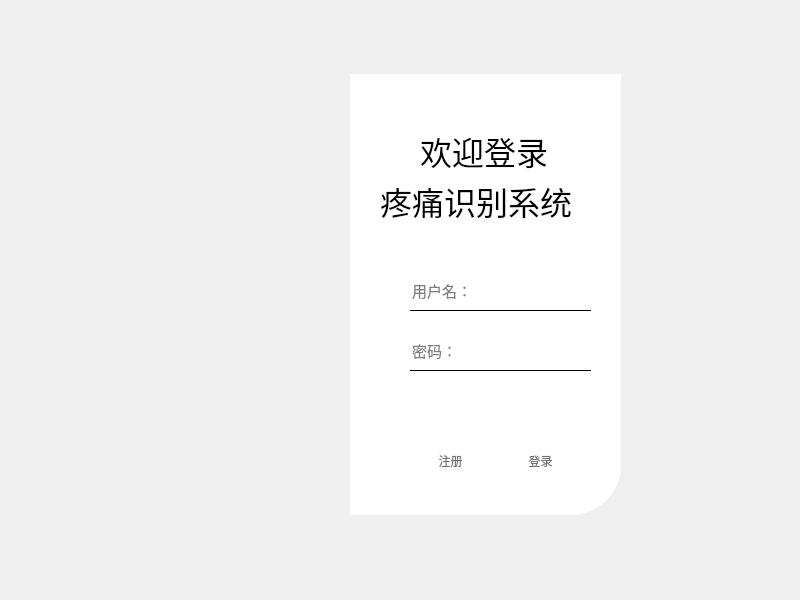
The window that login.ui (BlockZachary/2022_electric_game) describes before a commit, drawn with Qt 5.
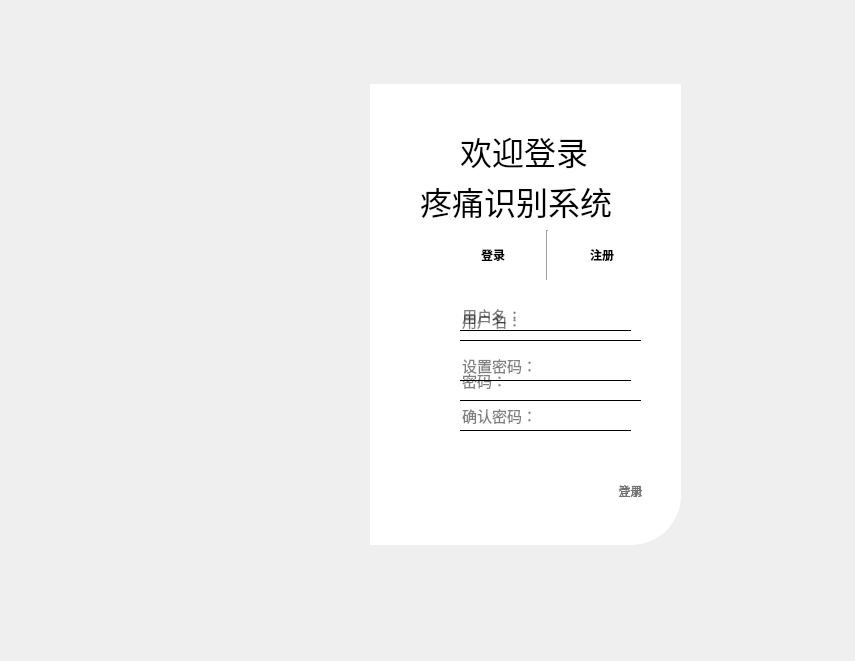
The same window after the commit. Icons and pictures are not drawn.

Patch:
```diff
--- a/login.ui
+++ b/login.ui
@@ -6,8 +6,8 @@
    <rect>
     <x>0</x>
     <y>0</y>
-    <width>800</width>
-    <height>600</height>
+    <width>855</width>
+    <height>661</height>
    </rect>
   </property>
   <property name="windowTitle">
@@ -17,10 +17,10 @@
    <widget class="QLabel" name="label">
     <property name="geometry">
      <rect>
-      <x>130</x>
-      <y>70</y>
-      <width>250</width>
-      <height>450</height>
+      <x>150</x>
+      <y>80</y>
+      <width>261</width>
+      <height>471</height>
      </rect>
     </property>
     <property name="styleSheet">
@@ -34,10 +34,10 @@
    <widget class="QLabel" name="label_2">
     <property name="geometry">
      <rect>
-      <x>350</x>
-      <y>74</y>
-      <width>271</width>
-      <height>441</height>
+      <x>370</x>
+      <y>84</y>
+      <width>311</width>
+      <height>461</height>
      </rect>
     </property>
     <property name="styleSheet">
@@ -52,7 +52,7 @@
    <widget class="QLabel" name="label_3">
     <property name="geometry">
      <rect>
-      <x>420</x>
+      <x>460</x>
       <y>120</y>
       <width>161</width>
       <height>61</height>
@@ -83,7 +83,7 @@
    <widget class="QLabel" name="label_4">
     <property name="geometry">
      <rect>
-      <x>380</x>
+      <x>420</x>
       <y>170</y>
       <width>241</width>
       <height>61</height>
@@ -111,11 +111,155 @@
      <string>疼痛识别系统</string>
     </property>
    </widget>
-   <widget class="QLineEdit" name="lineEdit">
+   <widget class="QPushButton" name="close_btn">
     <property name="geometry">
      <rect>
-      <x>410</x>
-      <y>270</y>
+      <x>650</x>
+      <y>90</y>
+      <width>30</width>
+      <height>30</height>
+     </rect>
+    </property>
+    <property name="styleSheet">
+     <string notr="true">QPushButton {
+	border:none;
+}
+QPushButton:pressed{
+	padding-top:5px;
+}</string>
+    </property>
+    <property name="text">
+     <string/>
+    </property>
+    <property name="icon">
+     <iconset resource="resource_login.qrc">
+      <normaloff>:/icons/素材库/exit.ico</normaloff>:/icons/素材库/exit.ico</iconset>
+    </property>
+    <property name="iconSize">
+     <size>
+      <width>32</width>
+      <height>32</height>
+     </size>
+    </property>
+   </widget>
+   <widget class="QWidget" name="widget" native="true">
+    <property name="geometry">
+     <rect>
+      <x>440</x>
+      <y>230</y>
+      <width>215</width>
+      <height>50</height>
+     </rect>
+    </property>
+    <layout class="QHBoxLayout" name="horizontalLayout">
+     <property name="spacing">
+      <number>0</number>
+     </property>
+     <item>
+      <widget class="QPushButton" name="logins">
+       <property name="font">
+        <font>
+         <weight>75</weight>
+         <bold>true</bold>
+        </font>
+       </property>
+       <property name="styleSheet">
+        <string notr="true">QPushButton{
+	border:none;
+}
+
+QPushButton:focus{
+	color: rgb(186, 186, 186);
+}</string>
+       </property>
+       <property name="text">
+        <string>登录</string>
+       </property>
+      </widget>
+     </item>
+     <item>
+      <widget class="Line" name="line">
+       <property name="orientation">
+        <enum>Qt::Vertical</enum>
+       </property>
+      </widget>
+     </item>
+     <item>
+      <widget class="QPushButton" name="registers">
+       <property name="font">
+        <font>
+         <weight>75</weight>
+         <bold>true</bold>
+        </font>
+       </property>
+       <property name="styleSheet">
+        <string notr="true">QPushButton{
+	border:none;
+}
+
+QPushButton:focus{
+	color: rgb(186, 186, 186);
+}</string>
+       </property>
+       <property name="text">
+        <string>注册</string>
+       </property>
+      </widget>
+     </item>
+    </layout>
+   </widget>
+   <widget class="QWidget" name="login_widget" native="true">
+    <property name="geometry">
+     <rect>
+      <x>430</x>
+      <y>290</y>
+      <width>231</width>
+      <height>211</height>
+     </rect>
+    </property>
+    <widget class="QPushButton" name="login_btn">
+     <property name="geometry">
+      <rect>
+       <x>180</x>
+       <y>150</y>
+       <width>40</width>
+       <height>40</height>
+      </rect>
+     </property>
+     <property name="styleSheet">
+      <string notr="true">QPushButton {
+	border:none;
+}
+
+QPushButton:hover {
+	
+	background-color: rgb(173, 173, 173);
+}
+
+QPushButton:pressed{
+	padding-top:7px;
+	padding-left:5px;
+}</string>
+     </property>
+     <property name="text">
+      <string/>
+     </property>
+     <property name="icon">
+      <iconset resource="resource_login.qrc">
+       <normaloff>:/icons/素材库/login.ico</normaloff>:/icons/素材库/login.ico</iconset>
+     </property>
+     <property name="iconSize">
+      <size>
+       <width>40</width>
+       <height>40</height>
+      </size>
+     </property>
+    </widget>
+    <widget class="QLineEdit" name="login_usr">
+     <property name="geometry">
+      <rect>
+       <x>30</x>
+       <y>10</y>
       <width>181</width>
       <height>41</height>
      </rect>
@@ -138,11 +282,33 @@
      <string>用户名：</string>
     </property>
    </widget>
-   <widget class="QLineEdit" name="lineEdit_2">
+    <widget class="QLabel" name="label_7">
     <property name="geometry">
      <rect>
-      <x>410</x>
-      <y>330</y>
+       <x>170</x>
+       <y>190</y>
+       <width>61</width>
+       <height>21</height>
+      </rect>
+     </property>
+     <property name="styleSheet">
+      <string notr="true">color: rgb(115, 115, 115);</string>
+     </property>
+     <property name="frameShape">
+      <enum>QFrame::NoFrame</enum>
+     </property>
+     <property name="text">
+      <string>登录</string>
+     </property>
+     <property name="alignment">
+      <set>Qt::AlignCenter</set>
+     </property>
+    </widget>
+    <widget class="QLineEdit" name="login_pwd">
+     <property name="geometry">
+      <rect>
+       <x>30</x>
+       <y>70</y>
       <width>181</width>
       <height>41</height>
      </rect>
@@ -168,11 +334,21 @@
      <string>密码：</string>
     </property>
    </widget>
+   </widget>
+   <widget class="QWidget" name="register_widget" native="true">
+    <property name="geometry">
+     <rect>
+      <x>430</x>
+      <y>290</y>
+      <width>231</width>
+      <height>211</height>
+     </rect>
+    </property>
    <widget class="QLabel" name="label_6">
     <property name="geometry">
      <rect>
-      <x>420</x>
-      <y>450</y>
+       <x>170</x>
+       <y>190</y>
       <width>61</width>
       <height>21</height>
      </rect>
@@ -190,33 +366,11 @@
      <set>Qt::AlignCenter</set>
     </property>
    </widget>
-   <widget class="QLabel" name="label_7">
+    <widget class="QPushButton" name="register_btn">
     <property name="geometry">
      <rect>
-      <x>510</x>
-      <y>450</y>
-      <width>61</width>
-      <height>21</height>
-     </rect>
-    </property>
-    <property name="styleSheet">
-     <string notr="true">color: rgb(115, 115, 115);</string>
-    </property>
-    <property name="frameShape">
-     <enum>QFrame::NoFrame</enum>
-    </property>
-    <property name="text">
-     <string>登录</string>
-    </property>
-    <property name="alignment">
-     <set>Qt::AlignCenter</set>
-    </property>
-   </widget>
-   <widget class="QPushButton" name="pushButton_2">
-    <property name="geometry">
-     <rect>
-      <x>430</x>
-      <y>410</y>
+       <x>180</x>
+       <y>150</y>
       <width>40</width>
       <height>40</height>
      </rect>
@@ -245,91 +399,101 @@
     </property>
     <property name="iconSize">
      <size>
-      <width>30</width>
-      <height>30</height>
+       <width>40</width>
+       <height>40</height>
      </size>
     </property>
    </widget>
-   <widget class="QPushButton" name="pushButton">
+    <widget class="QLineEdit" name="register_usr">
     <property name="geometry">
      <rect>
-      <x>520</x>
-      <y>410</y>
-      <width>40</width>
-      <height>40</height>
-     </rect>
-    </property>
+       <x>30</x>
+       <y>10</y>
+       <width>171</width>
+       <height>31</height>
+      </rect>
+     </property>
+     <property name="font">
+      <font>
+       <pointsize>11</pointsize>
+      </font>
+     </property>
     <property name="styleSheet">
-     <string notr="true">QPushButton {
-	border:none;
-}
-
-QPushButton:hover {
-	
-	background-color: rgb(173, 173, 173);
-}
-
-QPushButton:pressed{
-	padding-top:7px;
-	padding-left:5px;
-}</string>
+      <string notr="true">border: none;
+background-color: rgb(255, 255, 255,0);
+border-bottom: 1px solid rgb(0, 0, 0);
+color: rgb(0, 0, 0);</string>
     </property>
     <property name="text">
      <string/>
     </property>
-    <property name="icon">
-     <iconset resource="resource_login.qrc">
-      <normaloff>:/icons/素材库/arrow-3016949-2522519.png</normaloff>:/icons/素材库/arrow-3016949-2522519.png</iconset>
-    </property>
-    <property name="iconSize">
-     <size>
-      <width>40</width>
-      <height>40</height>
-     </size>
-    </property>
-   </widget>
-   <widget class="QPushButton" name="pushButton_3">
+     <property name="placeholderText">
+      <string>用户名：</string>
+     </property>
+    </widget>
+    <widget class="QLineEdit" name="register_pwd">
     <property name="geometry">
      <rect>
-      <x>590</x>
-      <y>80</y>
-      <width>30</width>
-      <height>30</height>
-     </rect>
-    </property>
+       <x>30</x>
+       <y>60</y>
+       <width>171</width>
+       <height>31</height>
+      </rect>
+     </property>
+     <property name="font">
+      <font>
+       <pointsize>11</pointsize>
+      </font>
+     </property>
     <property name="styleSheet">
-     <string notr="true">QPushButton {
-	border:none;
-}
-QPushButton:pressed{
-	padding-top:5px;
-}</string>
+      <string notr="true">border: none;
+background-color: rgb(255, 255, 255,0);
+border-bottom: 1px solid rgb(0, 0, 0);
+color: rgb(0, 0, 0);</string>
     </property>
     <property name="text">
      <string/>
     </property>
-    <property name="icon">
-     <iconset resource="resource_login.qrc">
-      <normaloff>:/icons/素材库/exit.ico</normaloff>:/icons/素材库/exit.ico</iconset>
-    </property>
-    <property name="iconSize">
-     <size>
-      <width>32</width>
-      <height>32</height>
-     </size>
-    </property>
+     <property name="placeholderText">
+      <string>设置密码：</string>
+     </property>
+    </widget>
+    <widget class="QLineEdit" name="register_pwd_cfm">
+     <property name="geometry">
+      <rect>
+       <x>30</x>
+       <y>110</y>
+       <width>171</width>
+       <height>31</height>
+      </rect>
+     </property>
+     <property name="font">
+      <font>
+       <pointsize>11</pointsize>
+      </font>
+     </property>
+     <property name="styleSheet">
+      <string notr="true">border: none;
+background-color: rgb(255, 255, 255,0);
+border-bottom: 1px solid rgb(0, 0, 0);
+color: rgb(0, 0, 0);</string>
+     </property>
+     <property name="text">
+      <string/>
+     </property>
+     <property name="placeholderText">
+      <string>确认密码：</string>
+     </property>
+    </widget>
    </widget>
    <zorder>label_2</zorder>
    <zorder>label</zorder>
    <zorder>label_3</zorder>
    <zorder>label_4</zorder>
-   <zorder>lineEdit</zorder>
-   <zorder>lineEdit_2</zorder>
-   <zorder>label_6</zorder>
-   <zorder>label_7</zorder>
-   <zorder>pushButton_2</zorder>
-   <zorder>pushButton</zorder>
-   <zorder>pushButton_3</zorder>
+   <zorder>close_btn</zorder>
+   <zorder>widget</zorder>
+   <zorder>login_widget</zorder>
+   <zorder>register_widget</zorder>
   </widget>
  </widget>
  <resources>
```
Left out of the diff: 2 changed lines with no effect on the pictures. Lines whose indentation alone changed are shown as unchanged.
